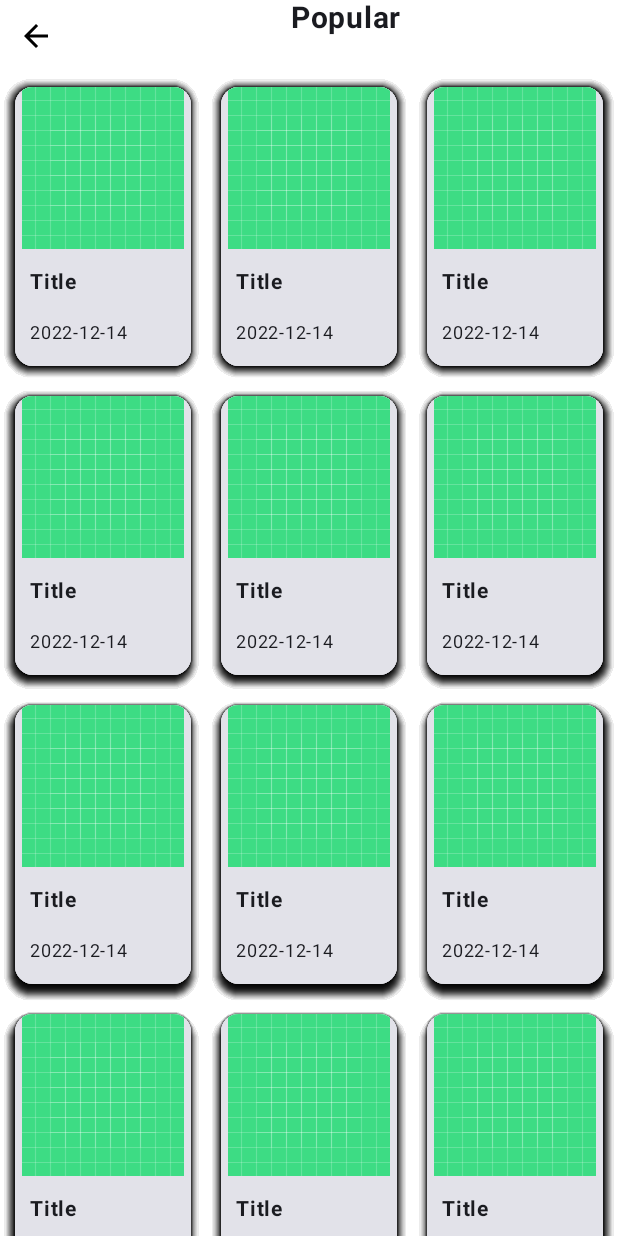
After one commit to myofficework000/MovieFinder, an Android app built with Jetpack Compose: the composable PopularScreenUI shown on its own in the app's theme, on a phone screen of 412 x 824 dp. The commit adds this screen. Run offline under Robolectric (Android 15) with nearby library versions, the phone set to English and light mode, and no system bars.

Commit message:
Initial Popular Screen

```diff
--- /dev/null
+++ b/app/src/main/java/abhishek/pathak/moviefiner/PopularScreenUI.kt
@@ -0,0 +1,105 @@
+package abhishek.pathak.moviefiner
+
+import abhishek.pathak.moviefiner.ui.theme.White
+import abhishek.pathak.moviefiner.ui.theme.dp_10
+import abhishek.pathak.moviefiner.ui.theme.dp_4
+import abhishek.pathak.moviefiner.ui.theme.sp_12
+import abhishek.pathak.moviefiner.ui.theme.sp_14
+import abhishek.pathak.moviefiner.ui.theme.sp_20
+import androidx.compose.foundation.Image
+import androidx.compose.foundation.background
+import androidx.compose.foundation.layout.Box
+import androidx.compose.foundation.layout.Column
+import androidx.compose.foundation.layout.Row
+import androidx.compose.foundation.layout.fillMaxSize
+import androidx.compose.foundation.layout.fillMaxWidth
+import androidx.compose.foundation.layout.padding
+import androidx.compose.foundation.layout.wrapContentHeight
+import androidx.compose.foundation.lazy.grid.GridCells
+import androidx.compose.foundation.lazy.grid.LazyVerticalGrid
+import androidx.compose.material3.Card
+import androidx.compose.material3.CardDefaults
+import androidx.compose.material3.IconButton
+import androidx.compose.material3.Text
+import androidx.compose.runtime.Composable
+import androidx.compose.ui.Modifier
+import androidx.compose.ui.draw.paint
+import androidx.compose.ui.res.painterResource
+import androidx.compose.ui.res.stringResource
+import androidx.compose.ui.text.font.FontWeight
+import androidx.compose.ui.text.style.TextAlign
+import androidx.compose.ui.tooling.preview.Preview
+
+@Preview
+@Composable
+fun PopularScreenUIPrev() {
+    PopularScreenUI()
+}
+
+@Composable
+fun PopularScreenUI() {
+    Column(modifier = Modifier.fillMaxSize().background(White)) {
+        Row(
+            modifier = Modifier.fillMaxWidth().wrapContentHeight().background(color = White)
+        ) {
+            IconButton(
+                onClick = { },
+                Modifier.paint(painterResource(id = R.drawable.baseline_arrow_back_24))
+            ) { }
+
+            Text(
+                text = stringResource(id = R.string.popular),
+                fontWeight = FontWeight.Bold,
+                fontSize = sp_20,
+                modifier = Modifier.fillMaxWidth(),
+                textAlign = TextAlign.Center
+            )
+        }
+        val columns = 3
+        LazyVerticalGrid(
+            GridCells.Fixed(columns),
+            modifier = Modifier
+                .fillMaxWidth()
+                .background(White)
+        ) {
+            items(18) {
+                for (i in 0..18) {
+                    ItemView()
+                }
+            }
+        }
+    }
+}
+
+
+
+
+@Composable
+fun ItemView() {
+
+    Card(
+        modifier = Modifier.padding(dp_10),
+        elevation = CardDefaults.cardElevation(dp_4)
+    ){
+        Box(
+            Modifier
+                .fillMaxWidth()
+        ){
+            Column {
+                Image(painter = painterResource(id = R.drawable.ic_launcher_background), contentDescription = null, modifier = Modifier.fillMaxWidth())
+                Text(text = stringResource(R.string.title),
+                    fontSize = sp_14,
+                    modifier = Modifier
+                        .padding(dp_10)
+                        .fillMaxWidth(),
+                    fontWeight = FontWeight.Bold
+                )
+                Text(text = stringResource(R.string.date),
+                    fontSize = sp_12,
+                    modifier = Modifier
+                        .padding(start = dp_10, end = dp_10, bottom = dp_10)
+                        .fillMaxWidth())
+                }
+            }
+        }
+}
--- a/app/src/main/java/abhishek/pathak/moviefiner/ui/theme/Color.kt
+++ b/app/src/main/java/abhishek/pathak/moviefiner/ui/theme/Color.kt
@@ -5,6 +5,7 @@ import androidx.compose.ui.graphics.Color
 val Purple80 = Color(0xFFD0BCFF)
 val PurpleGrey80 = Color(0xFFCCC2DC)
 val Pink80 = Color(0xFFEFB8C8)
+val White= Color(0xFFFFFFFF)
 
 val Purple40 = Color(0xFF6650a4)
 val PurpleGrey40 = Color(0xFF625b71)
--- a/app/src/main/java/abhishek/pathak/moviefiner/ui/theme/Theme.kt
+++ b/app/src/main/java/abhishek/pathak/moviefiner/ui/theme/Theme.kt
@@ -29,9 +29,9 @@ private val LightColorScheme = lightColorScheme(
     /* Other default colors to override
     background = Color(0xFFFFFBFE),
     surface = Color(0xFFFFFBFE),
-    onPrimary = Color.White,
-    onSecondary = Color.White,
-    onTertiary = Color.White,
+    onPrimary = White,
+    onSecondary = White,
+    onTertiary = White,
     onBackground = Color(0xFF1C1B1F),
     onSurface = Color(0xFF1C1B1F),
     */
--- /dev/null
+++ b/app/src/main/res/drawable/baseline_arrow_back_24.xml
@@ -0,0 +1,5 @@
+<vector android:autoMirrored="true" android:height="24dp"
+    android:tint="#000000" android:viewportHeight="24"
+    android:viewportWidth="24" android:width="24dp" xmlns:android="http://schemas.android.com/apk/res/android">
+    <path android:fillColor="@android:color/white" android:pathData="M20,11H7.83l5.59,-5.59L12,4l-8,8 8,8 1.41,-1.41L7.83,13H20v-2z"/>
+</vector>
--- a/app/src/main/res/values/strings.xml
+++ b/app/src/main/res/values/strings.xml
@@ -1,3 +1,6 @@
 <resources>
     <string name="app_name">MovieFiner</string>
+    <string name="title">Title</string>
+    <string name="date">2022-12-14</string>
+    <string name="popular">Popular</string>
 </resources>
```
Also changed, not shown: app/src/main/java/abhishek/pathak/moviefiner/ui/theme/Dimen.kt (added, +64 -0 lines).
